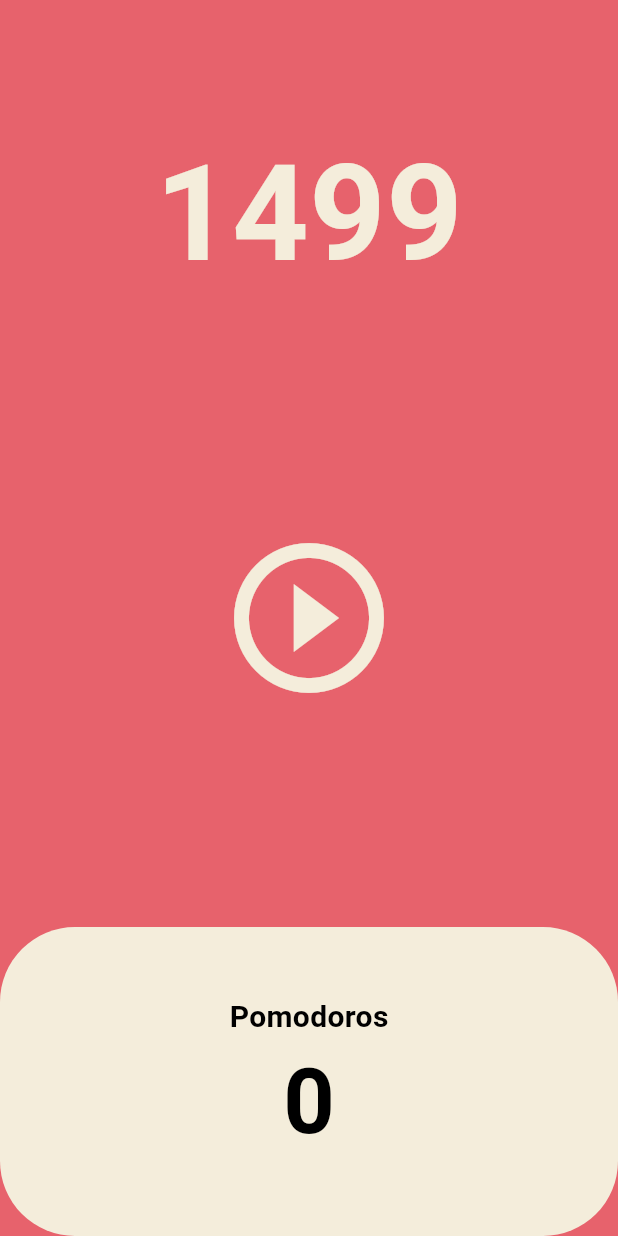
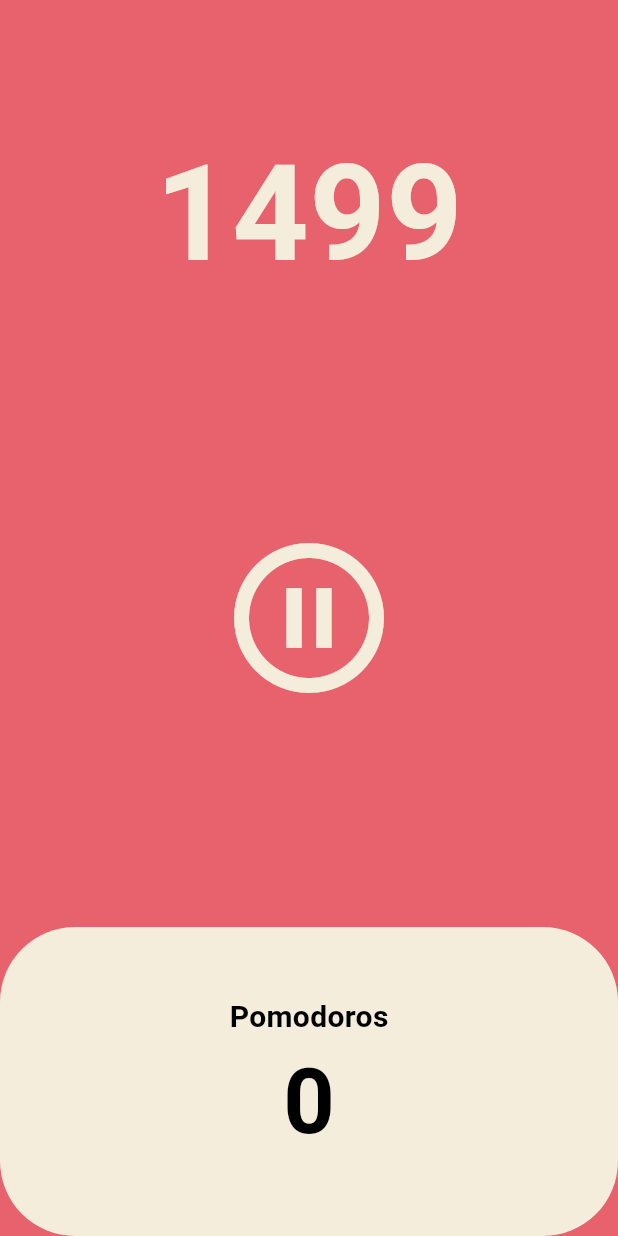
Before and after one commit to tm9704/flutter_pomodoro, a Flutter app: the screen it shows after launch, after a tap on the "play circle outline" icon, on a phone screen of 412 x 824 dp. Run offline on Flutter 3.47's test engine with Material 3 defaults, Android fonts, the phone set to English and light mode, and no system bars.

Commit message:
Make Pause Button

```diff
--- a/lib/screens/home_screen.dart
+++ b/lib/screens/home_screen.dart
@@ -1,7 +1,5 @@
 import 'dart:async';
-
 import 'package:flutter/material.dart';
-import 'package:flutter/widgets.dart';
 
 class HomeScreen extends StatefulWidget {
   const HomeScreen({super.key});
@@ -12,6 +10,7 @@ class HomeScreen extends StatefulWidget {
 
 class _HomeScreenState extends State<HomeScreen> {
   int totalSeconds = 1500;
+  bool isRunning = false;
   late Timer timer;
 
   void onTick(Timer timer) {
@@ -25,6 +24,16 @@ class _HomeScreenState extends State<HomeScreen> {
       const Duration(seconds: 1),
       onTick,
     );
+    setState(() {
+      isRunning = true;
+    });
+  }
+
+  void onPausePressed() {
+    timer.cancel();
+    setState(() {
+      isRunning = false;
+    });
   }
 
   @override
@@ -53,9 +62,11 @@ class _HomeScreenState extends State<HomeScreen> {
               child: IconButton(
                 iconSize: 120,
                 color: Theme.of(context).cardColor,
-                onPressed: onStartPressed,
-                icon: const Icon(
-                  Icons.play_circle_outline,
+                onPressed: isRunning ? onPausePressed : onStartPressed,
+                icon: Icon(
+                  isRunning
+                      ? Icons.pause_circle_outline
+                      : Icons.play_circle_outline,
                 ),
               ),
             ),
```
